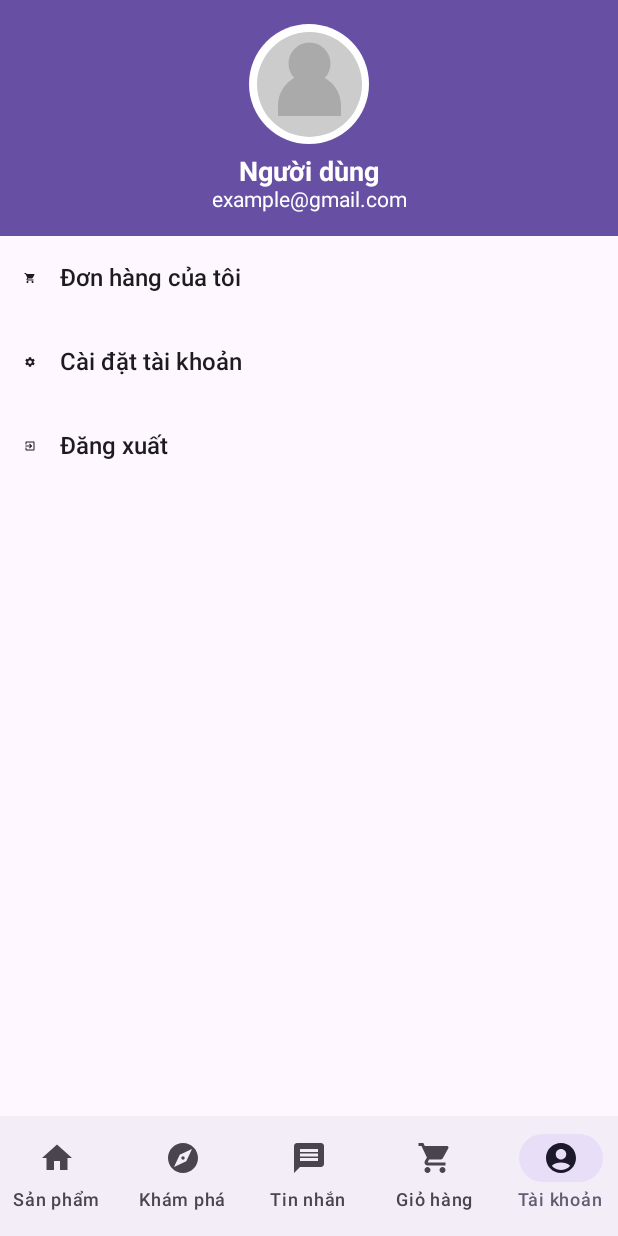
After one commit to Ducanh271/AppBanMayTinhAndroid, an Android app built with Jetpack Compose: the AccountScreen screen opened through its navigation route, on a phone screen of 412 x 824 dp. The commit adds this screen. Run offline under Robolectric (Android 15) with nearby library versions, the phone set to English and light mode, and no system bars; 2 statements that could not run were skipped.

Commit message:
update taikhoan

```diff
--- a/app/src/main/java/com/example/myapplication/data/api/UserApi.kt
+++ b/app/src/main/java/com/example/myapplication/data/api/UserApi.kt
@@ -1,9 +1,15 @@
 package com.example.myapplication.data.api
 
-import com.example.myapplication.data.models.*
+import com.example.myapplication.data.models.LoginRequest
+import com.example.myapplication.data.models.SignUpRequest
+import com.example.myapplication.data.models.UserResponse
+import com.example.myapplication.data.models.User
+import com.example.myapplication.data.models.SignUpResponse
 import retrofit2.Response
 import retrofit2.http.Body
+import retrofit2.http.GET
 import retrofit2.http.POST
+import retrofit2.http.Path
 
 interface UserApi {
 
@@ -11,5 +17,8 @@ interface UserApi {
     suspend fun login(@Body loginRequest: LoginRequest): Response<UserResponse>
 
     @POST("/api/users")
-    suspend fun signUp(@Body signUpRequest: SignUpRequest): Response<UserResponse>
+    suspend fun signUp(@Body signUpRequest: SignUpRequest): Response<SignUpResponse>
+
+    @GET("/api/users/{userId}")
+    suspend fun getUserDetails(@Path("userId") userId: String): Response<User>
 }
--- a/app/src/main/java/com/example/myapplication/navigation/AppNavigation.kt
+++ b/app/src/main/java/com/example/myapplication/navigation/AppNavigation.kt
@@ -16,10 +16,9 @@ import com.example.myapplication.utils.SharedPrefUtils
 import com.example.myapplication.utils.LocalUserId
 import com.example.myapplication.viewmodel.AuthViewModel
 import com.example.myapplication.viewmodel.CartViewModel
+import com.example.myapplication.viewmodel.OrderViewModel
 import com.example.myapplication.viewmodel.ProductViewModel
-import androidx.lifecycle.viewmodel.compose.viewModel // Thêm import này
-import com.example.myapplication.data.models.Order
-import com.example.myapplication.viewmodel.OrderViewModel
+import androidx.lifecycle.viewmodel.compose.viewModel
 
 @Composable
 fun AppNavigation(
@@ -27,7 +26,7 @@ fun AppNavigation(
     viewModel: ProductViewModel,
     authViewModel: AuthViewModel,
     orderViewModel: OrderViewModel,
-    cartViewModel: CartViewModel = viewModel() // Khởi tạo CartViewModel với viewModel()
+    cartViewModel: CartViewModel = viewModel()
 ) {
     // Lấy context hiện tại
     val context = LocalContext.current
@@ -144,8 +143,8 @@ fun AppNavigation(
 
             composable("checkout_cart") {
                 CheckoutScreenCart(
-                    viewModel = cartViewModel, // Truyền cartViewModel vào đây
-                    orderViewModel = orderViewModel, // Thêm orderViewModel vào
+                    viewModel = cartViewModel,
+                    orderViewModel = orderViewModel,
                     onBack = { navController.popBackStack() }
                 )
             }
@@ -161,7 +160,7 @@ fun AppNavigation(
                 Box(modifier = Modifier.fillMaxSize()) {
                     if (product != null) {
                         CheckoutScreen(
-                            orderViewModel = orderViewModel,
+                            orderViewModel = orderViewModel, // Thêm dòng này
                             product = product!!,
                             onBack = { navController.popBackStack() }
                         )
@@ -170,6 +169,22 @@ fun AppNavigation(
                     }
                 }
             }
+
+            // Thêm màn hình tài khoản
+            composable("account") {
+                AccountScreen(
+                    navController = navController,
+                    authViewModel = authViewModel
+                )
+            }
+
+            // Thêm màn hình chỉnh sửa thông tin cá nhân
+            composable("edit_account") {
+                EditAccountScreen(
+                    navController = navController,
+                    authViewModel = authViewModel
+                )
+            }
         }
     }
 }
--- a/app/src/main/java/com/example/myapplication/ui/components/BottomNavigationBar.kt
+++ b/app/src/main/java/com/example/myapplication/ui/components/BottomNavigationBar.kt
@@ -10,52 +10,61 @@ import androidx.navigation.NavController
 fun BottomNavigationBar(
     selectedTab: Int,
     onTabSelected: (Int) -> Unit,
-    navController: NavController // Thêm NavController vào
+    navController: NavController
 ) {
     NavigationBar {
+        // Tab "Sản phẩm"
         NavigationBarItem(
             icon = { Icon(Icons.Default.Home, contentDescription = "Home") },
-            label = { Text("Cho bạn") },
+            label = { Text("Sản phẩm") },
             selected = selectedTab == 0,
             onClick = {
                 onTabSelected(0)
-
+                navController.navigate("product_list")
             }
         )
+
+        // Tab "Khám phá"
         NavigationBarItem(
-            icon = { Icon(Icons.Default.Explore, contentDescription = "Dạo") },
-            label = { Text("Dạo") },
+            icon = { Icon(Icons.Default.Explore, contentDescription = "Explore") },
+            label = { Text("Khám phá") },
             selected = selectedTab == 1,
             onClick = {
                 onTabSelected(1)
-
+                navController.navigate("explore")
             }
         )
+
+        // Tab "Tin nhắn"
         NavigationBarItem(
-            icon = { Icon(Icons.Default.Message, contentDescription = "Messages") },
+            icon = { Icon(Icons.Default.Message, contentDescription = "Message") },
             label = { Text("Tin nhắn") },
             selected = selectedTab == 2,
             onClick = {
                 onTabSelected(2)
-
+                navController.navigate("messages")
             }
         )
+
+        // Tab "Giỏ hàng"
         NavigationBarItem(
             icon = { Icon(Icons.Default.ShoppingCart, contentDescription = "Cart") },
             label = { Text("Giỏ hàng") },
             selected = selectedTab == 3,
             onClick = {
                 onTabSelected(3)
-                navController.navigate("cart") // Điều hướng tới màn hình Giỏ hàng
+                navController.navigate("cart")
             }
         )
+
+        // Tab "Tài khoản"
         NavigationBarItem(
             icon = { Icon(Icons.Default.AccountCircle, contentDescription = "Account") },
             label = { Text("Tài khoản") },
             selected = selectedTab == 4,
             onClick = {
                 onTabSelected(4)
-
+                navController.navigate("account")
             }
         )
     }
--- /dev/null
+++ b/app/src/main/java/com/example/myapplication/ui/screens/AccountScreen.kt
@@ -0,0 +1,192 @@
+package com.example.myapplication.ui.screens
+
+import androidx.compose.foundation.Image
+import androidx.compose.foundation.background
+import androidx.compose.foundation.clickable
+import androidx.compose.foundation.layout.*
+import androidx.compose.foundation.shape.CircleShape
+import androidx.compose.material.icons.Icons
+import androidx.compose.material.icons.filled.ExitToApp
+import androidx.compose.material.icons.filled.Settings
+import androidx.compose.material.icons.filled.ShoppingCart
+import androidx.compose.material3.*
+import androidx.compose.runtime.Composable
+import androidx.compose.runtime.remember
+import androidx.compose.ui.Alignment
+import androidx.compose.ui.Modifier
+import androidx.compose.ui.graphics.Color
+import androidx.compose.ui.layout.ContentScale
+import androidx.compose.ui.platform.LocalContext
+import androidx.compose.ui.res.painterResource
+import androidx.compose.ui.text.font.FontWeight
+import androidx.compose.ui.unit.dp
+import androidx.compose.ui.unit.sp
+import androidx.navigation.NavController
+import com.example.myapplication.R
+import com.example.myapplication.ui.components.BottomNavigationBar
+import com.example.myapplication.utils.SharedPrefUtils
+import com.example.myapplication.viewmodel.AuthViewModel
+import androidx.compose.runtime.LaunchedEffect
+
+@Composable
+fun AccountScreen(
+    navController: NavController,
+    authViewModel: AuthViewModel
+) {
+    val context = LocalContext.current
+
+    // Lấy thông tin người dùng từ SharedPreferences
+    val userName = remember { SharedPrefUtils.getUserName(context) ?: "Người dùng" }
+    val userEmail = remember { SharedPrefUtils.getUserEmail(context) ?: "example@gmail.com" }
+
+// Kiểm tra nếu thông tin chưa được lưu
+    if (userName.isEmpty() || userEmail.isEmpty()) {
+        LaunchedEffect(Unit) {
+            navController.navigate("login") {
+                popUpTo(0) { inclusive = true }
+            }
+        }
+    }
+
+    Scaffold(
+        bottomBar = {
+            BottomNavigationBar(
+                selectedTab = 4, // Tab "Tài khoản" được chọn
+                onTabSelected = { tab ->
+                    when (tab) {
+                        0 -> navController.navigate("product_list")
+                        1 -> navController.navigate("explore")
+                        2 -> navController.navigate("messages")
+                        3 -> navController.navigate("cart")
+                        4 -> {} // Đã ở trang tài khoản
+                    }
+                },
+                navController = navController
+            )
+        }
+    ) { innerPadding ->
+        Column(
+            modifier = Modifier
+                .fillMaxSize()
+                .padding(innerPadding)
+                .background(MaterialTheme.colorScheme.background)
+        ) {
+            // Phần thông tin người dùng
+            UserInfoSection(userName, userEmail)
+
+            // Các chức năng
+            FunctionSection(navController, authViewModel)
+        }
+    }
+}
+
+@Composable
+fun UserInfoSection(userName: String, userEmail: String) {
+    Column(
+        modifier = Modifier
+            .fillMaxWidth()
+            .background(MaterialTheme.colorScheme.primary)
+            .padding(16.dp),
+        horizontalAlignment = Alignment.CenterHorizontally
+    ) {
+        // Ảnh đại diện
+        Box(
+            modifier = Modifier
+                .size(80.dp)
+                .background(Color.White, CircleShape),
+            contentAlignment = Alignment.Center
+        ) {
+            // Thêm kiểm tra tài nguyên hoặc sử dụng hình ảnh mặc định
+            val avatarResId = try {
+                R.drawable.ic_user_avatar // Tài nguyên hình ảnh tùy chỉnh
+            } catch (e: Exception) {
+                android.R.drawable.ic_menu_help // Hình ảnh mặc định
+            }
+
+            Image(
+                painter = painterResource(id = avatarResId),
+                contentDescription = "User Avatar",
+                contentScale = ContentScale.Crop,
+                modifier = Modifier.size(70.dp)
+            )
+        }
+
+        Spacer(modifier = Modifier.height(8.dp))
+
+        // Tên người dùng
+        Text(
+            text = userName,
+            fontSize = 18.sp,
+            fontWeight = FontWeight.Bold,
+            color = MaterialTheme.colorScheme.onPrimary
+        )
+
+        // Email người dùng
+        Text(
+            text = userEmail,
+            fontSize = 14.sp,
+            color = MaterialTheme.colorScheme.onPrimary
+        )
+    }
+}
+
+@Composable
+fun FunctionSection(navController: NavController, authViewModel: AuthViewModel) {
+    val context = LocalContext.current // Lấy context tại đây
+
+    Column(modifier = Modifier.fillMaxWidth()) {
+        // Đơn hàng của tôi
+        FunctionItem(
+            title = "Đơn hàng của tôi",
+            icon = Icons.Default.ShoppingCart,
+            onClick = { navController.navigate("orders") }
+        )
+
+        // Cài đặt tài khoản
+        FunctionItem(
+            title = "Cài đặt tài khoản",
+            icon = Icons.Default.Settings,
+            onClick = { navController.navigate("edit_account") }
+        )
+
+        // Đăng xuất
+        FunctionItem(
+            title = "Đăng xuất",
+            icon = Icons.Default.ExitToApp,
+            onClick = {
+                authViewModel.logout(context) // Gọi hàm logout trong AuthViewModel
+                navController.navigate("login") {
+                    popUpTo("product_list") { inclusive = true }
+                }
+            }
+        )
+    }
+}
+
+@Composable
+fun FunctionItem(title: String, icon: androidx.compose.ui.graphics.vector.ImageVector, onClick: () -> Unit) {
+    Row(
+        modifier = Modifier
+            .fillMaxWidth()
+            .clickable(onClick = onClick)
+            .padding(16.dp),
+        verticalAlignment = Alignment.CenterVertically
+    ) {
+        // Icon chức năng
+        Icon(
+            imageVector = icon,
+            contentDescription = title,
+            modifier = Modifier
+                .size(24.dp)
+                .padding(end = 16.dp)
+        )
+
+        // Tên chức năng
+        Text(
+            text = title,
+            fontSize = 16.sp,
+            fontWeight = FontWeight.Medium,
+            color = MaterialTheme.colorScheme.onBackground
+        )
+    }
+}
--- /dev/null
+++ b/app/src/main/res/drawable/ic_user_avatar.xml
@@ -0,0 +1,21 @@
+<vector xmlns:android="http://schemas.android.com/apk/res/android"
+    android:width="100dp"
+    android:height="100dp"
+    android:viewportWidth="100"
+    android:viewportHeight="100">
+
+    <!-- Background Circle -->
+    <path
+        android:fillColor="#CCCCCC"
+        android:pathData="M50,50m-50,0a50,50 0,1,0 100,0a50,50 0,1,0 -100,0" />
+
+    <!-- Small Circle for Head -->
+    <path
+        android:fillColor="#AAAAAA"
+        android:pathData="M50,30m-20,0a20,20 0,1,0 40,0a20,20 0,1,0 -40,0" />
+
+    <!-- Semi-Circle for Body -->
+    <path
+        android:fillColor="#AAAAAA"
+        android:pathData="M20,70a30,30 0,0,1 60,0v10h-60v-10" />
+</vector>
```
Also changed, not shown: app/src/main/java/com/example/myapplication/data/models/UserResponse.kt (+12 -6 lines), app/src/main/java/com/example/myapplication/data/repository/AuthRepository.kt (+44 -18 lines), app/src/main/java/com/example/myapplication/ui/screens/EditAccountScreen.kt (added, +63 -0 lines), app/src/main/java/com/example/myapplication/ui/screens/MainScreen.kt (+15 -14 lines), app/src/main/java/com/example/myapplication/utils/SharedPrefUtils.kt (+40 -7 lines), app/src/main/java/com/example/myapplication/viewmodel/AuthViewModel.kt (+29 -7 lines), 1 other file.
